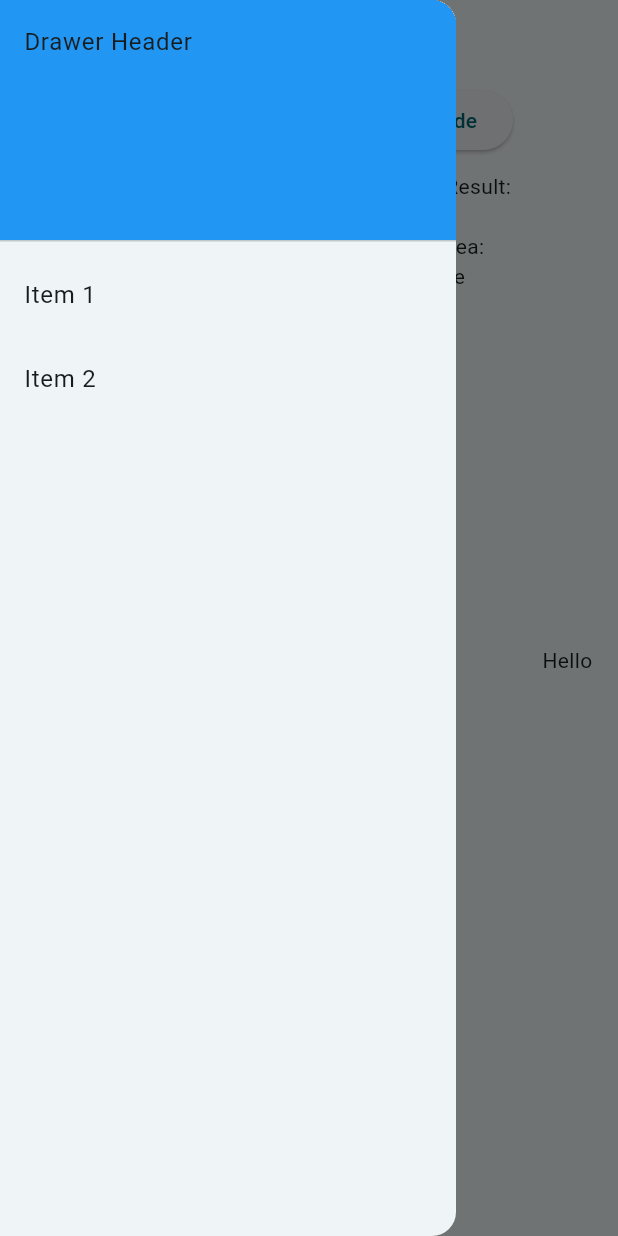
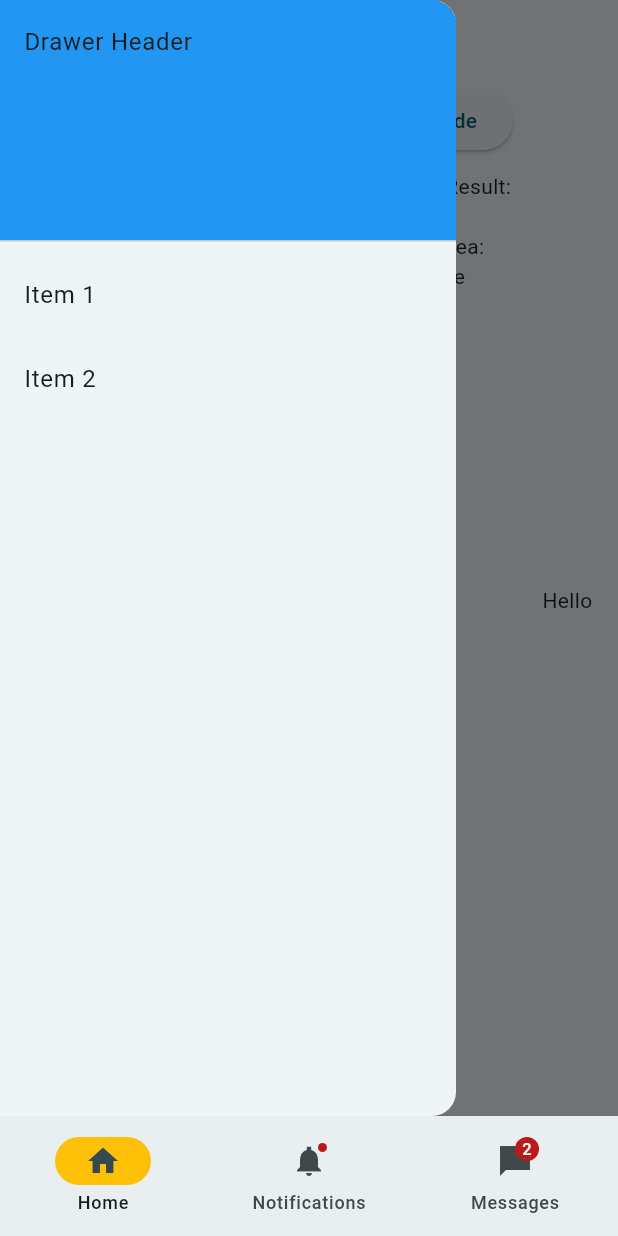
Before and after one commit to samdouble/biblio, a Flutter app: the screen it shows after launch, after a tap on the "menu" icon, on a phone screen of 412 x 824 dp. Run offline on Flutter 3.47's test engine with Material 3 defaults, Android fonts, the phone set to English and light mode, and no system bars; our stand-ins replace sembast; missing offline and left inert: simple_barcode_scanner.

Commit message:
feat: added bottom navigation bar

```diff
--- a/lib/main.dart
+++ b/lib/main.dart
@@ -1,6 +1,7 @@
 import 'package:flutter/material.dart';
 import 'package:provider/provider.dart';
 import 'screens/home_page.dart';
+import 'widgets/navigation.dart';
 
 void main() {
   runApp(MyApp());
@@ -19,7 +20,7 @@
           colorScheme: ColorScheme.fromSeed(seedColor: Colors.white),
           useMaterial3: true,
         ),
-        home: HomePage(),
+        home: Navigation(),
       ),
     );
   }
--- a/lib/widgets/main_drawer.dart
+++ b/lib/widgets/main_drawer.dart
@@ -2,7 +2,7 @@
 
 class MainDrawer extends StatelessWidget {
   @override
-  Widget build(context) {
+  Widget build(BuildContext context) {
     return Drawer(
       child: ListView(
         padding: EdgeInsets.zero,
@@ -10,6 +10,7 @@
           const DrawerHeader(
             decoration: BoxDecoration(
               color: Colors.blue,
+              shape: BoxShape.rectangle,
             ),
             child: Text('Drawer Header'),
           ),
--- a/lib/widgets/my_widget.dart
+++ b/lib/widgets/my_widget.dart
@@ -3,7 +3,7 @@
 
 class MyWidget extends StatelessWidget {
   @override
-  Widget build(context) {
+  Widget build(BuildContext context) {
     return FutureBuilder<String>(
       future: getleader(),
       builder: (context, AsyncSnapshot<String> snapshot) {
--- /dev/null
+++ b/lib/widgets/navigation.dart
@@ -0,0 +1,116 @@
+import 'package:biblio/screens/home_page.dart';
+import 'package:flutter/material.dart';
+
+class Navigation extends StatefulWidget {
+  const Navigation({super.key});
+
+  @override
+  State<Navigation> createState() => _NavigationExampleState();
+}
+
+class _NavigationExampleState extends State<Navigation> {
+  int currentPageIndex = 0;
+
+  @override
+  Widget build(BuildContext context) {
+    final ThemeData theme = Theme.of(context);
+    return Scaffold(
+      bottomNavigationBar: NavigationBar(
+        onDestinationSelected: (int index) {
+          setState(() {
+            currentPageIndex = index;
+          });
+        },
+        indicatorColor: Colors.amber,
+        selectedIndex: currentPageIndex,
+        destinations: const <Widget>[
+          NavigationDestination(
+            selectedIcon: Icon(Icons.home),
+            icon: Icon(Icons.home_outlined),
+            label: 'Home',
+          ),
+          NavigationDestination(
+            icon: Badge(child: Icon(Icons.notifications_sharp)),
+            label: 'Notifications',
+          ),
+          NavigationDestination(
+            icon: Badge(
+              label: Text('2'),
+              child: Icon(Icons.messenger_sharp),
+            ),
+            label: 'Messages',
+          ),
+        ],
+      ),
+      body: <Widget>[
+        /// Home page
+        HomePage(),
+
+        /// Notifications page
+        const Padding(
+          padding: EdgeInsets.all(8.0),
+          child: Column(
+            children: <Widget>[
+              Card(
+                child: ListTile(
+                  leading: Icon(Icons.notifications_sharp),
+                  title: Text('Notification 1'),
+                  subtitle: Text('This is a notification'),
+                ),
+              ),
+              Card(
+                child: ListTile(
+                  leading: Icon(Icons.notifications_sharp),
+                  title: Text('Notification 2'),
+                  subtitle: Text('This is a notification'),
+                ),
+              ),
+            ],
+          ),
+        ),
+
+        /// Messages page
+        ListView.builder(
+          reverse: true,
+          itemCount: 2,
+          itemBuilder: (BuildContext context, int index) {
+            if (index == 0) {
+              return Align(
+                alignment: Alignment.centerRight,
+                child: Container(
+                  margin: const EdgeInsets.all(8.0),
+                  padding: const EdgeInsets.all(8.0),
+                  decoration: BoxDecoration(
+                    color: theme.colorScheme.primary,
+                    borderRadius: BorderRadius.circular(8.0),
+                  ),
+                  child: Text(
+                    'Hello',
+                    style: theme.textTheme.bodyLarge!
+                        .copyWith(color: theme.colorScheme.onPrimary),
+                  ),
+                ),
+              );
+            }
+            return Align(
+              alignment: Alignment.centerLeft,
+              child: Container(
+                margin: const EdgeInsets.all(8.0),
+                padding: const EdgeInsets.all(8.0),
+                decoration: BoxDecoration(
+                  color: theme.colorScheme.primary,
+                  borderRadius: BorderRadius.circular(8.0),
+                ),
+                child: Text(
+                  'Hi!',
+                  style: theme.textTheme.bodyLarge!
+                      .copyWith(color: theme.colorScheme.onPrimary),
+                ),
+              ),
+            );
+          },
+        ),
+      ][currentPageIndex],
+    );
+  }
+}
```
